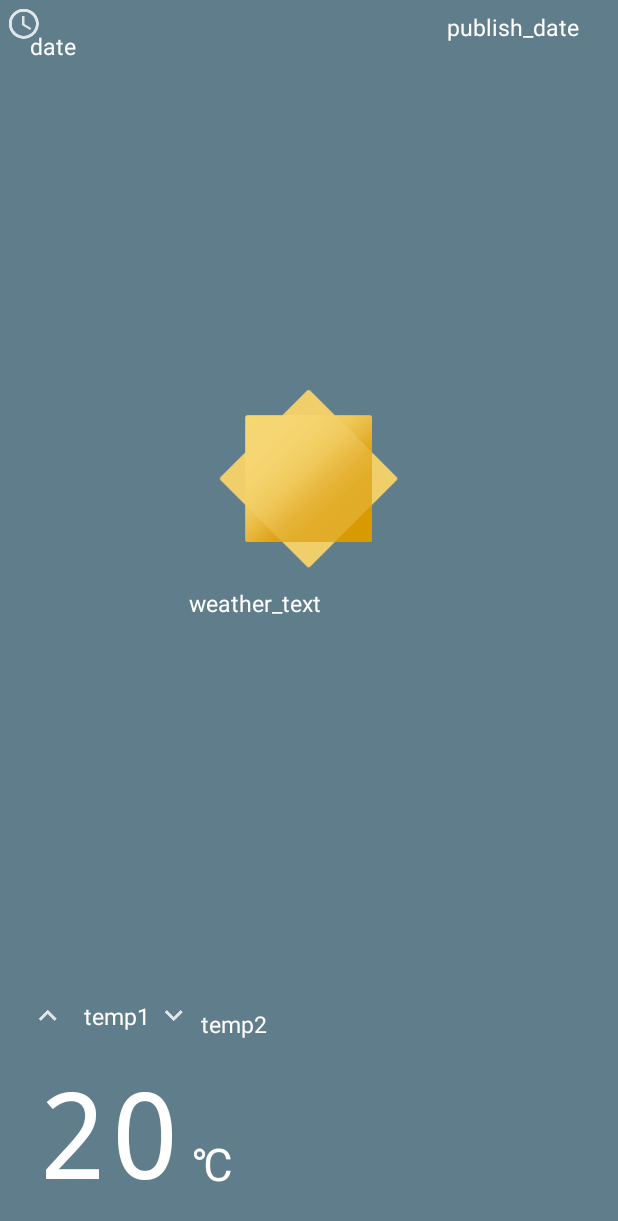
After one commit to Kuanghusing/Weather, an Android app: the layout weather_constraint_frag.xml on its own in the app's theme, with its tools: preview values and no code run, on a phone screen of 412 x 824 dp. The commit adds this screen. Shown: the top 1221 px of the screen. Run offline under Robolectric (Android 15) with nearby library versions, the phone set to English and light mode, and no system bars.

Commit message:
I love commit...

```diff
--- a/app/build.gradle
+++ b/app/build.gradle
@@ -25,4 +25,5 @@ dependencies {
     compile 'com.android.support:appcompat-v7:23.4.0'
     compile 'com.android.support:design:23.4.0'
     compile 'com.android.support:cardview-v7:23.4.0'
+    compile 'com.android.support.constraint:constraint-layout:1.0.0-alpha2'
 }
--- /dev/null
+++ b/app/src/main/res/layout/weather_constraint_frag.xml
@@ -0,0 +1,164 @@
+<?xml version="1.0" encoding="utf-8"?>
+<android.support.constraint.ConstraintLayout xmlns:android="http://schemas.android.com/apk/res/android"
+    xmlns:app="http://schemas.android.com/apk/res-auto"
+    xmlns:tools="http://schemas.android.com/tools"
+    android:id="@+id/constraintLayout"
+    android:layout_width="match_parent"
+    android:layout_height="match_parent">
+
+    <TextView
+        android:id="@+id/date_textview"
+        android:layout_width="wrap_content"
+        android:layout_height="wrap_content"
+        android:paddingStart="20dp"
+        android:paddingTop="20dp"
+        android:text="date"
+        android:textColor="@color/white"
+        android:textSize="15sp"
+        tools:layout_editor_absoluteX="0dp"
+        tools:layout_editor_absoluteY="0dp" />
+
+
+    <ImageView
+        android:id="@+id/weather_pic"
+        android:layout_width="wrap_content"
+        android:layout_height="wrap_content"
+        android:layout_centerHorizontal="true"
+        android:layout_marginBottom="8dp"
+        android:src="@drawable/weather_sun_day"
+        app:layout_constraintBottom_toTopOf="@+id/weather_text"
+        app:layout_constraintLeft_toLeftOf="@+id/weather_text"
+        app:layout_constraintRight_toRightOf="@+id/weather_text" />
+
+
+    <TextView
+        android:id="@+id/temp_now"
+        android:layout_width="wrap_content"
+        android:layout_height="wrap_content"
+        android:layout_alignParentStart="true"
+        android:layout_below="@+id/temp"
+        android:layout_marginBottom="16dp"
+        android:layout_marginEnd="16dp"
+        android:layout_marginStart="16dp"
+        android:text="20"
+        android:textColor="@color/white"
+        android:textSize="80sp"
+        android:typeface="monospace"
+        app:layout_constraintBottom_toBottomOf="@+id/constraintLayout"
+        app:layout_constraintHorizontal_bias="0.03"
+        app:layout_constraintLeft_toLeftOf="@+id/constraintLayout"
+        app:layout_constraintRight_toRightOf="@+id/constraintLayout" />
+
+
+    <ImageView
+        android:id="@+id/imageView2"
+        android:layout_width="wrap_content"
+        android:layout_height="wrap_content"
+        android:layout_marginBottom="8dp"
+        android:src="@drawable/ic_down"
+        app:layout_constraintBottom_toTopOf="@+id/temp_now"
+        app:layout_constraintLeft_toRightOf="@+id/temp1" />
+
+    <TextView
+        android:id="@+id/temp1"
+        android:layout_width="wrap_content"
+        android:layout_height="wrap_content"
+        android:layout_marginBottom="8dp"
+        android:layout_marginStart="8dp"
+        android:text="temp1"
+        android:textColor="@color/white"
+        android:textSize="15sp"
+        app:layout_constraintBottom_toTopOf="@+id/temp_now"
+        app:layout_constraintLeft_toRightOf="@+id/imageView"
+        app:layout_constraintTop_toTopOf="@+id/imageView" />
+
+    <ImageView
+        android:id="@+id/imageView"
+        android:layout_width="wrap_content"
+        android:layout_height="wrap_content"
+        android:layout_marginBottom="8dp"
+        android:layout_marginStart="16dp"
+        android:src="@drawable/ic_up"
+        app:layout_constraintBottom_toTopOf="@+id/temp_now"
+        app:layout_constraintLeft_toLeftOf="@+id/constraintLayout" />
+
+    <!--<TextView
+        android:layout_width="wrap_content"
+        android:layout_height="wrap_content"
+        android:text="~"
+        android:textColor="@color/white" />-->
+
+    <TextView
+        android:id="@+id/temp2"
+        android:layout_width="wrap_content"
+        android:layout_height="wrap_content"
+        android:layout_marginBottom="8dp"
+        android:layout_marginEnd="16dp"
+        android:text="temp2"
+        android:textColor="@color/white"
+        android:textSize="15sp"
+        app:layout_constraintBottom_toTopOf="@+id/temp_now"
+        app:layout_constraintHorizontal_bias="0.01"
+        app:layout_constraintLeft_toRightOf="@+id/imageView2"
+        app:layout_constraintRight_toRightOf="@+id/constraintLayout" />
+
+
+    <TextView
+        android:id="@+id/weather_text"
+        android:layout_width="160dp"
+        android:layout_height="42dp"
+        android:layout_below="@id/weather_pic"
+        android:layout_centerHorizontal="true"
+        android:layout_marginBottom="16dp"
+        android:layout_marginEnd="16dp"
+        android:layout_marginStart="16dp"
+        android:layout_marginTop="16dp"
+        android:text="weather_text"
+        android:textColor="@color/white"
+        android:textSize="15sp"
+        app:layout_constraintBottom_toBottomOf="@+id/constraintLayout"
+        app:layout_constraintLeft_toLeftOf="@+id/constraintLayout"
+        app:layout_constraintRight_toRightOf="@+id/constraintLayout"
+        app:layout_constraintTop_toTopOf="@+id/constraintLayout" />
+
+
+    <TextView
+        android:id="@+id/degree"
+        android:layout_width="wrap_content"
+        android:layout_height="wrap_content"
+        android:layout_alignBottom="@+id/temp_now"
+        android:layout_marginBottom="16dp"
+        android:layout_marginStart="8dp"
+        android:layout_toEndOf="@+id/temp_now"
+        android:paddingBottom="12dp"
+        android:text="℃"
+        android:textColor="@color/white"
+        android:textSize="30sp"
+        app:layout_constraintBottom_toBottomOf="@+id/constraintLayout"
+        app:layout_constraintLeft_toRightOf="@+id/temp_now" />
+
+
+    <ImageView
+        android:id="@+id/clock_img"
+        android:layout_width="wrap_content"
+        android:layout_height="wrap_content"
+        android:src="@drawable/ic_clock"
+        tools:layout_editor_absoluteX="0dp"
+        tools:layout_editor_absoluteY="0dp" />
+
+    <TextView
+        android:id="@+id/public_data"
+        android:layout_width="wrap_content"
+        android:layout_height="wrap_content"
+        android:layout_marginEnd="16dp"
+        android:padding="7dp"
+        android:paddingEnd="10dp"
+        android:paddingTop="6dp"
+        android:text="publish_date"
+        android:textColor="@color/white"
+        android:textSize="15sp"
+        app:layout_constraintRight_toRightOf="@+id/constraintLayout"
+        tools:layout_editor_absoluteY="0dp" />
+
+
+</android.support.constraint.ConstraintLayout>
--- a/app/src/main/res/values/strings.xml
+++ b/app/src/main/res/values/strings.xml
@@ -42,8 +42,7 @@
    Licensed under the Apache License, Version 2.0 (the "License");
    you may not use this file except in compliance with the License.
    You may obtain a copy of the License at
-
-       http://www.apache.org/licenses/LICENSE-2.0
+        http://www.apache.org/licenses/LICENSE-2.0
 
    Unless required by applicable law or agreed to in writing, software
    distributed under the License is distributed on an "AS IS" BASIS,
```
Also changed, not shown: app/src/main/java/com/kuahusg/weather/util/HttpUtil.java (+24 -0 lines), app/src/main/java/com/kuahusg/weather/util/Utility.java (+70 -12 lines), app/src/main/res/layout/about_layout.xml (+7 -7 lines).
